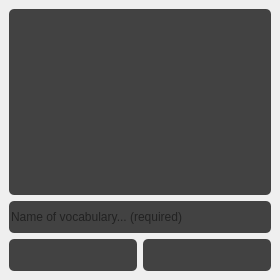
apps-open/BiLinguo, file window/interface/manage_vocab_interface.ui: the form before one commit.
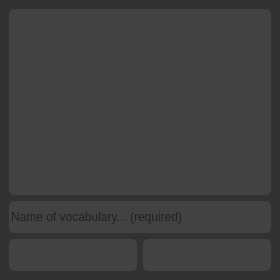
The form after the commit. Icons and pictures are not drawn.

```diff
--- a/window/interface/manage_vocab_interface.ui
+++ b/window/interface/manage_vocab_interface.ui
@@ -13,6 +13,9 @@
   <property name="windowTitle">
    <string>Manage vocabularies</string>
   </property>
+  <property name="styleSheet">
+   <string notr="true">background:  #323232;</string>
+  </property>
   <widget class="QWidget" name="centralwidget">
    <layout class="QVBoxLayout" name="verticalLayout_2">
     <item>
```
